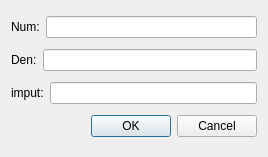
Old version of the form uis/dialog_tfunc.ui in the repository josuemoraisgh/EININDII00_ProcessSimul.
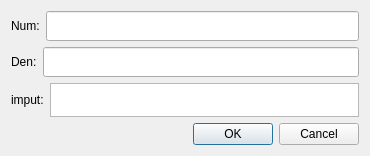
New version of the form. Custom widgets are drawn as their Qt base class.

The edit to the form file:
```diff
--- a/uis/dialog_tfunc.ui
+++ b/uis/dialog_tfunc.ui
@@ -9,8 +9,8 @@
    <rect>
     <x>0</x>
     <y>0</y>
-    <width>268</width>
-    <height>157</height>
+    <width>370</width>
+    <height>156</height>
    </rect>
   </property>
   <property name="windowTitle">
@@ -27,7 +27,20 @@
       </widget>
      </item>
      <item>
-      <widget class="QLineEdit" name="lineEditNum"/>
+      <widget class="QLineEdit" name="lineEditNum">
+       <property name="sizePolicy">
+        <sizepolicy hsizetype="Expanding" vsizetype="Minimum">
+         <horstretch>0</horstretch>
+         <verstretch>0</verstretch>
+        </sizepolicy>
+       </property>
+       <property name="minimumSize">
+        <size>
+         <width>218</width>
+         <height>30</height>
+        </size>
+       </property>
+      </widget>
      </item>
     </layout>
    </item>
@@ -41,7 +54,20 @@
       </widget>
      </item>
      <item>
-      <widget class="QLineEdit" name="lineEditDen"/>
+      <widget class="QLineEdit" name="lineEditDen">
+       <property name="sizePolicy">
+        <sizepolicy hsizetype="Expanding" vsizetype="Minimum">
+         <horstretch>0</horstretch>
+         <verstretch>0</verstretch>
+        </sizepolicy>
+       </property>
+       <property name="minimumSize">
+        <size>
+         <width>218</width>
+         <height>30</height>
+        </size>
+       </property>
+      </widget>
      </item>
     </layout>
    </item>
@@ -55,7 +81,20 @@
       </widget>
      </item>
      <item>
-      <widget class="QLineEdit" name="lineEditInput"/>
+      <widget class="SmartTextEdit" name="lineEditInput">
+       <property name="sizePolicy">
+        <sizepolicy hsizetype="Expanding" vsizetype="Minimum">
+         <horstretch>0</horstretch>
+         <verstretch>0</verstretch>
+        </sizepolicy>
+       </property>
+       <property name="minimumSize">
+        <size>
+         <width>218</width>
+         <height>30</height>
+        </size>
+       </property>
+      </widget>
      </item>
     </layout>
    </item>
@@ -71,6 +110,13 @@
    </item>
   </layout>
  </widget>
+ <customwidgets>
+  <customwidget>
+   <class>SmartTextEdit</class>
+   <extends>QTextEdit</extends>
+   <header>comp.smarttextedit.h</header>
+  </customwidget>
+ </customwidgets>
  <resources/>
  <connections>
   <connection>
```
